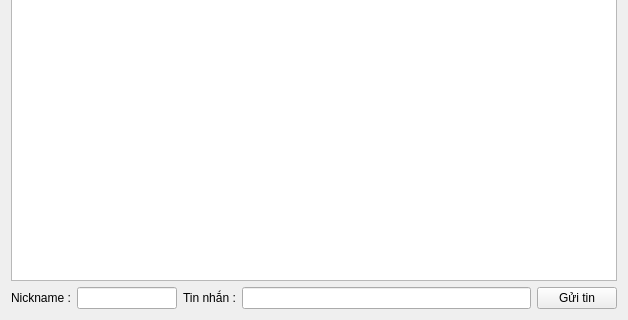
The window that NguoiDung/CuaSoNguoiDung.ui (bach071196/BTL-ANLab) describes before a commit, drawn with Qt 5; both pictures show x 0 to 628 and y 160 to 480 of the 628 by 480 pixel window.
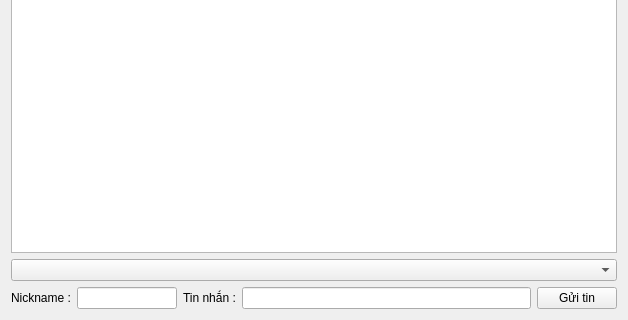
The same window after the commit. Icons and pictures are not drawn.

What changed in the file:
```diff
--- a/NguoiDung/CuaSoNguoiDung.ui
+++ b/NguoiDung/CuaSoNguoiDung.ui
@@ -123,6 +123,9 @@
      </property>
     </widget>
    </item>
+   <item>
+    <widget class="QComboBox" name="comboBox"/>
+   </item>
    <item>
     <layout class="QHBoxLayout" name="horizontalLayout_2">
      <item>
```
